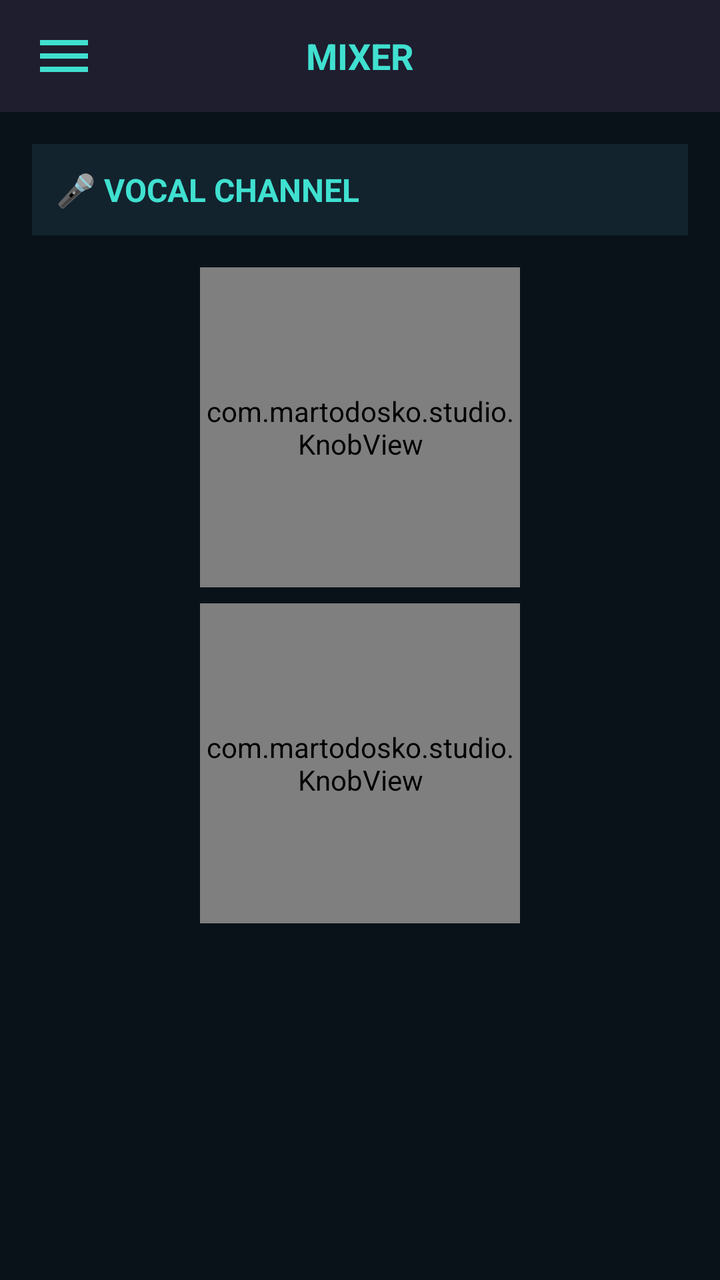
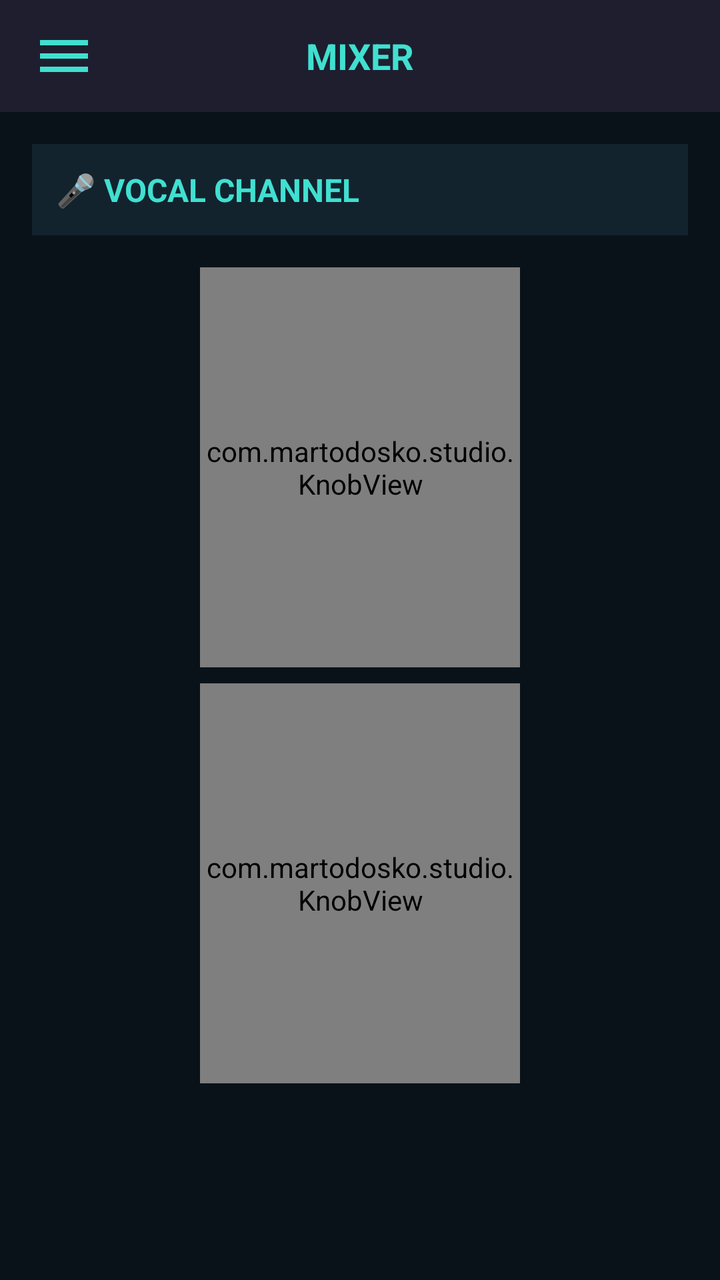

Two renders of the same Android screen: before a commit and after it. Below are the layout's source before the change and the commit's diff.
<!-- AndroidManifest.xml: activity theme Theme.AppCompat.Light.NoActionBar -->
<!-- res/layout/activity_mixer.xml -->
<?xml version="1.0" encoding="utf-8"?>
<androidx.drawerlayout.widget.DrawerLayout
    xmlns:android="http://schemas.android.com/apk/res/android"
    android:id="@+id/drawer_layout"
    android:layout_width="match_parent"
    android:layout_height="match_parent"
    android:background="#121212">

    <LinearLayout
        android:layout_width="match_parent"
        android:layout_height="match_parent"
        android:orientation="vertical">

        
        <LinearLayout
            android:layout_width="match_parent"
            android:layout_height="56dp"
            android:orientation="horizontal"
            android:gravity="center_vertical"
            android:background="#1E1E2F"
            android:paddingHorizontal="16dp">

            <ImageView
                android:id="@+id/btn_hamburger"
                android:layout_width="32dp"
                android:layout_height="32dp"
                android:src="@drawable/ic_hamburger"
                android:clickable="true"
                android:focusable="true"/>

            <TextView
                android:layout_width="0dp"
                android:layout_height="wrap_content"
                android:layout_weight="1"
                android:text="MIXER"
                android:textColor="#40E0D0"
                android:textSize="18sp"
                android:textStyle="bold"
                android:gravity="center"/>

            <View
                android:layout_width="32dp"
                android:layout_height="32dp"/>
        </LinearLayout>

        
        <ScrollView
            android:layout_width="match_parent"
            android:layout_height="match_parent"
            android:background="#081218"
            android:fillViewport="true">

            <LinearLayout
                android:layout_width="match_parent"
                android:layout_height="wrap_content"
                android:orientation="vertical"
                android:padding="16dp">

                
                <TextView
                    android:layout_width="match_parent"
                    android:layout_height="wrap_content"
                    android:text="🎤 VOCAL CHANNEL"
                    android:textColor="#40E0D0"
                    android:textSize="16sp"
                    android:textStyle="bold"
                    android:padding="12dp"
                    android:background="#12232E"/>

                
                <LinearLayout
                    android:layout_width="match_parent"
                    android:layout_height="wrap_content"
                    android:orientation="vertical"
                    android:gravity="center"
                    android:layout_marginTop="12dp">

                    
                    <com.martodosko.studio.KnobView
                        android:id="@+id/knob_gain"
                        android:layout_width="160dp"
                        android:layout_height="160dp"
                        android:layout_margin="4dp"/>

                    
                    <com.martodosko.studio.KnobView
                        android:id="@+id/knob_sensitivity"
                        android:layout_width="160dp"
                        android:layout_height="160dp"
                        android:layout_margin="4dp"/>

                </LinearLayout>

            </LinearLayout>
        </ScrollView>

    </LinearLayout>

    
    <LinearLayout
        android:layout_width="280dp"
        android:layout_height="match_parent"
        android:layout_gravity="start"
        android:background="#1A1A2E"
        android:orientation="vertical"
        android:elevation="16dp">

        <LinearLayout
            android:layout_width="match_parent"
            android:layout_height="wrap_content"
            android:orientation="horizontal"
            android:gravity="center_vertical"
            android:padding="16dp"
            android:background="#16162A">

            <TextView
                android:layout_width="0dp"
                android:layout_height="wrap_content"
                android:layout_weight="1"
                android:text="MENU"
                android:textColor="#40E0D0"
                android:textSize="20sp"
                android:textStyle="bold"/>

            <ImageView
                android:id="@+id/btn_close_menu"
                android:layout_width="32dp"
                android:layout_height="32dp"
                android:src="@drawable/ic_close"
                android:clickable="true"
                android:focusable="true"/>
        </LinearLayout>

        <View
            android:layout_width="match_parent"
            android:layout_height="1dp"
            android:background="#333344"/>

        <LinearLayout
            android:layout_width="match_parent"
            android:layout_height="wrap_content"
            android:orientation="vertical"
            android:paddingTop="8dp">

            <TextView
                android:id="@+id/menu_mixer"
                android:layout_width="match_parent"
                android:layout_height="56dp"
                android:text="🎚️  Mixer"
                android:textColor="#40E0D0"
                android:textSize="16sp"
                android:gravity="center_vertical"
                android:paddingStart="24dp"
                android:clickable="true"/>

            <TextView
                android:id="@+id/menu_presets"
                android:layout_width="match_parent"
                android:layout_height="56dp"
                android:text="📋  Presets"
                android:textColor="#FFFFFF"
                android:textSize="16sp"
                android:gravity="center_vertical"
                android:paddingStart="24dp"
                android:clickable="true"/>

            <TextView
                android:id="@+id/menu_settings"
                android:layout_width="match_parent"
                android:layout_height="56dp"
                android:text="⚙️  Settings"
                android:textColor="#40E0D0"
                android:textSize="16sp"
                android:gravity="center_vertical"
                android:paddingStart="24dp"
                android:clickable="true"/>

            <TextView
                android:id="@+id/menu_effects"
                android:layout_width="match_parent"
                android:layout_height="56dp"
                android:text="🎸  Guitar Effects"
                android:textColor="#FFFFFF"
                android:textSize="16sp"
                android:gravity="center_vertical"
                android:paddingStart="24dp"
                android:clickable="true"/>

            <TextView
                android:id="@+id/menu_update"
                android:layout_width="match_parent"
                android:layout_height="56dp"
                android:text="🔄  Check Update"
                android:textColor="#FFFFFF"
                android:textSize="16sp"
                android:gravity="center_vertical"
                android:paddingStart="24dp"
                android:clickable="true"/>

            <TextView
                android:id="@+id/menu_help"
                android:layout_width="match_parent"
                android:layout_height="56dp"
                android:text="❓  Help"
                android:textColor="#40E0D0"
                android:textSize="16sp"
                android:gravity="center_vertical"
                android:paddingStart="24dp"
                android:clickable="true"/>

            <TextView
                android:id="@+id/menu_join"
                android:layout_width="match_parent"
                android:layout_height="56dp"
                android:text="🌐  Join Us"
                android:textColor="#00BFFF"
                android:textSize="16sp"
                android:gravity="center_vertical"
                android:paddingStart="24dp"
                android:clickable="true"/>

            <TextView
                android:id="@+id/menu_about"
                android:layout_width="match_parent"
                android:layout_height="56dp"
                android:text="ℹ️  About"
                android:textColor="#FFFFFF"
                android:textSize="16sp"
                android:gravity="center_vertical"
                android:paddingStart="24dp"
                android:clickable="true"/>
        </LinearLayout>
    </LinearLayout>

</androidx.drawerlayout.widget.DrawerLayout>
<!-- resources referenced by this layout -->
<resources>
  <!-- drawable ic_close (drawable) -->
  <vector xmlns:android="http://schemas.android.com/apk/res/android"
      android:width="24dp" android:height="24dp"
      android:viewportWidth="24" android:viewportHeight="24">
    <path android:fillColor="#FF6B6B"
          android:pathData="M19,6.41L17.59,5 12,10.59 6.41,5 5,6.41 10.59,12 5,17.59 6.41,19 12,13.41 17.59,19 19,17.59 13.41,12z"/>
  </vector>
  <!-- drawable ic_hamburger (drawable) -->
  <vector xmlns:android="http://schemas.android.com/apk/res/android"
      android:width="24dp" android:height="24dp"
      android:viewportWidth="24" android:viewportHeight="24">
    <path android:fillColor="#40E0D0"
          android:pathData="M3,18h18v-2L3,16v2zM3,13h18v-2L3,11v2zM3,6v2h18L21,6L3,6z"/>
  </vector>
</resources>

<!-- the commit's change to res/layout/activity_mixer.xml (unified diff, before → after) -->
@@ -79,14 +79,14 @@
                     <com.martodosko.studio.KnobView
                         android:id="@+id/knob_gain"
                         android:layout_width="160dp"
-                        android:layout_height="160dp"
+                        android:layout_height="200dp"
                         android:layout_margin="4dp"/>
 
                     
                     <com.martodosko.studio.KnobView
                         android:id="@+id/knob_sensitivity"
                         android:layout_width="160dp"
-                        android:layout_height="160dp"
+                        android:layout_height="200dp"
                         android:layout_margin="4dp"/>
 
                 </LinearLayout>
